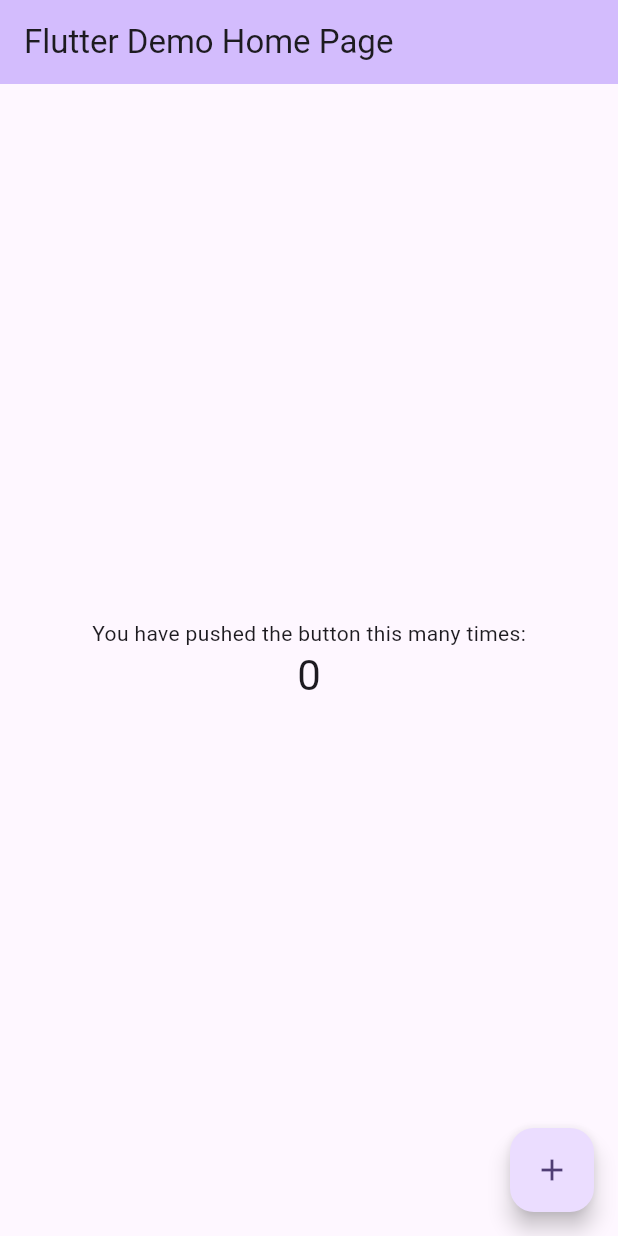
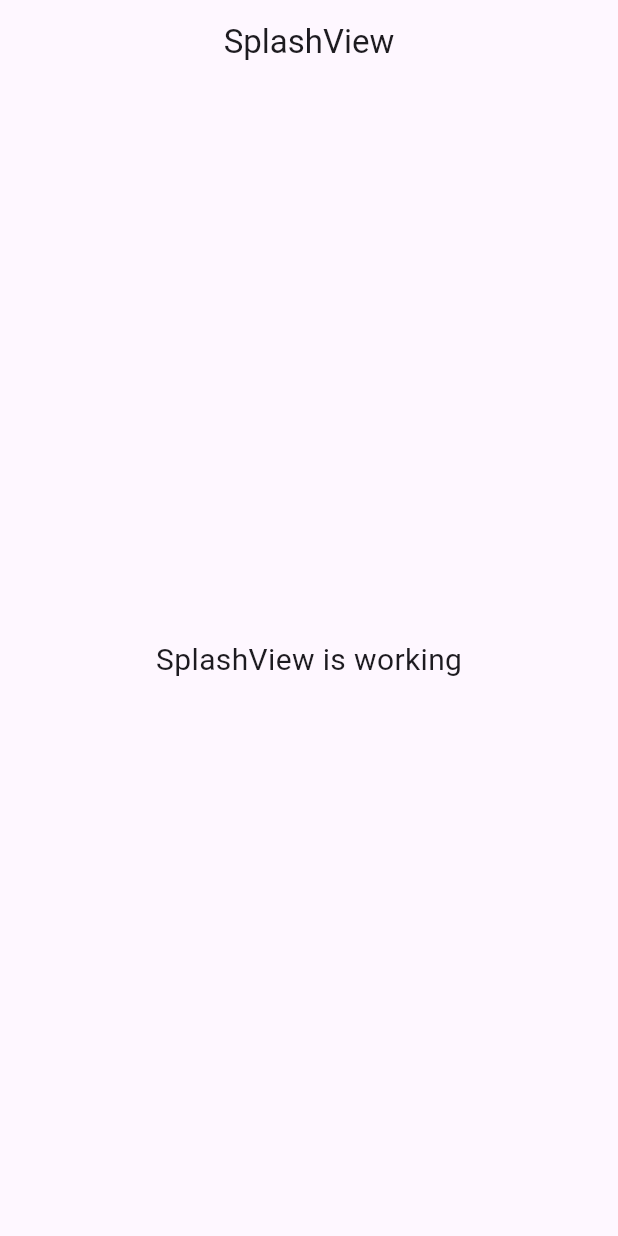
Before and after one commit to fahimmehemmod2005/Aqua, a Flutter app: the screen it shows after launch, on a phone screen of 412 x 824 dp. Run offline on Flutter 3.47's test engine with Material 3 defaults, Android fonts, the phone set to English and light mode, and no system bars; our stand-ins replace get.

Commit message:
add get cli

```diff
--- /dev/null
+++ b/lib/app/modules/splash/views/splash_view.dart
@@ -0,0 +1,24 @@
+import 'package:flutter/material.dart';
+
+import 'package:get/get.dart';
+
+import '../controllers/splash_controller.dart';
+
+class SplashView extends GetView<SplashController> {
+  const SplashView({super.key});
+  @override
+  Widget build(BuildContext context) {
+    return Scaffold(
+      appBar: AppBar(
+        title: const Text('SplashView'),
+        centerTitle: true,
+      ),
+      body: const Center(
+        child: Text(
+          'SplashView is working',
+          style: TextStyle(fontSize: 20),
+        ),
+      ),
+    );
+  }
+}
--- a/lib/main.dart
+++ b/lib/main.dart
@@ -1,122 +1,15 @@
 import 'package:flutter/material.dart';
 
+import 'package:get/get.dart';
+
+import 'app/routes/app_pages.dart';
+
 void main() {
-  runApp(const MyApp());
+  runApp(
+    GetMaterialApp(
+      title: "Application",
+      initialRoute: AppPages.INITIAL,
+      getPages: AppPages.routes,
+    ),
+  );
 }
-
-class MyApp extends StatelessWidget {
-  const MyApp({super.key});
-
-  // This widget is the root of your application.
-  @override
-  Widget build(BuildContext context) {
-    return MaterialApp(
-      title: 'Flutter',
-      theme: ThemeData(
-        // This is the theme of your application.
-        //
-        // TRY THIS: Try running your application with "flutter run". You'll see
-        // the application has a purple toolbar. Then, without quitting the app,
-        // try changing the seedColor in the colorScheme below to Colors.green
-        // and then invoke "hot reload" (save your changes or press the "hot
-        // reload" button in a Flutter-supported IDE, or press "r" if you used
-        // the command line to start the app).
-        //
-        // Notice that the counter didn't reset back to zero; the application
-        // state is not lost during the reload. To reset the state, use hot
-        // restart instead.
-        //
-        // This works for code too, not just values: Most code changes can be
-        // tested with just a hot reload.
-        colorScheme: ColorScheme.fromSeed(seedColor: Colors.deepPurple),
-      ),
-      home: const MyHomePage(title: 'Flutter Demo Home Page'),
-    );
-  }
-}
-
-class MyHomePage extends StatefulWidget {
-  const MyHomePage({super.key, required this.title});
-
-  // This widget is the home page of your application. It is stateful, meaning
-  // that it has a State object (defined below) that contains fields that affect
-  // how it looks.
-
-  // This class is the configuration for the state. It holds the values (in this
-  // case the title) provided by the parent (in this case the App widget) and
-  // used by the build method of the State. Fields in a Widget subclass are
-  // always marked "final".
-
-  final String title;
-
-  @override
-  State<MyHomePage> createState() => _MyHomePageState();
-}
-
-class _MyHomePageState extends State<MyHomePage> {
-  int _counter = 0;
-
-  void _incrementCounter() {
-    setState(() {
-      // This call to setState tells the Flutter framework that something has
-      // changed in this State, which causes it to rerun the build method below
-      // so that the display can reflect the updated values. If we changed
-      // _counter without calling setState(), then the build method would not be
-      // called again, and so nothing would appear to happen.
-      _counter++;
-    });
-  }
-
-  @override
-  Widget build(BuildContext context) {
-    // This method is rerun every time setState is called, for instance as done
-    // by the _incrementCounter method above.
-    //
-    // The Flutter framework has been optimized to make rerunning build methods
-    // fast, so that you can just rebuild anything that needs updating rather
-    // than having to individually change instances of widgets.
-    return Scaffold(
-      appBar: AppBar(
-        // TRY THIS: Try changing the color here to a specific color (to
-        // Colors.amber, perhaps?) and trigger a hot reload to see the AppBar
-        // change color while the other colors stay the same.
-        backgroundColor: Theme.of(context).colorScheme.inversePrimary,
-        // Here we take the value from the MyHomePage object that was created by
-        // the App.build method, and use it to set our appbar title.
-        title: Text(widget.title),
-      ),
-      body: Center(
-        // Center is a layout widget. It takes a single child and positions it
-        // in the middle of the parent.
-        child: Column(
-          // Column is also a layout widget. It takes a list of children and
-          // arranges them vertically. By default, it sizes itself to fit its
-          // children horizontally, and tries to be as tall as its parent.
-          //
-          // Column has various properties to control how it sizes itself and
-          // how it positions its children. Here we use mainAxisAlignment to
-          // center the children vertically; the main axis here is the vertical
-          // axis because Columns are vertical (the cross axis would be
-          // horizontal).
-          //
-          // TRY THIS: Invoke "debug painting" (choose the "Toggle Debug Paint"
-          // action in the IDE, or press "p" in the console), to see the
-          // wireframe for each widget.
-          mainAxisAlignment: MainAxisAlignment.center,
-          children: <Widget>[
-            const Text('You have pushed the button this many times:'),
-            Text(
-              '$_counter',
-              style: Theme.of(context).textTheme.headlineMedium,
-            ),
-          ],
-        ),
-      ),
-      floatingActionButton: FloatingActionButton(
-        onPressed: _incrementCounter,
-        tooltip: 'Increment',
-        child: const Icon(Icons.add),
-      ), // This trailing comma makes auto-formatting nicer for build methods.
-    );
-  }
-}
--- a/pubspec.yaml
+++ b/pubspec.yaml
@@ -34,6 +34,7 @@ dependencies:
   # The following adds the Cupertino Icons font to your application.
   # Use with the CupertinoIcons class for iOS style icons.
   cupertino_icons: ^1.0.8
+  get: ^4.7.2
 
 dev_dependencies:
   flutter_test:
```
Also changed, not shown: lib/app/modules/home/bindings/home_binding.dart (added, +12 -0 lines), lib/app/modules/home/controllers/home_controller.dart (added, +23 -0 lines), lib/app/modules/home/views/home_view.dart (added, +24 -0 lines), lib/app/modules/login/bindings/login_binding.dart (added, +12 -0 lines), lib/app/modules/login/controllers/login_controller.dart (added, +23 -0 lines), lib/app/modules/login/views/login_view.dart (added, +24 -0 lines), lib/app/modules/splash/bindings/splash_binding.dart (added, +12 -0 lines), lib/app/modules/splash/controllers/splash_controller.dart (added, +23 -0 lines), lib/app/routes/app_pages.dart (added, +34 -0 lines), lib/app/routes/app_routes.dart (added, +16 -0 lines), pubspec.lock.
